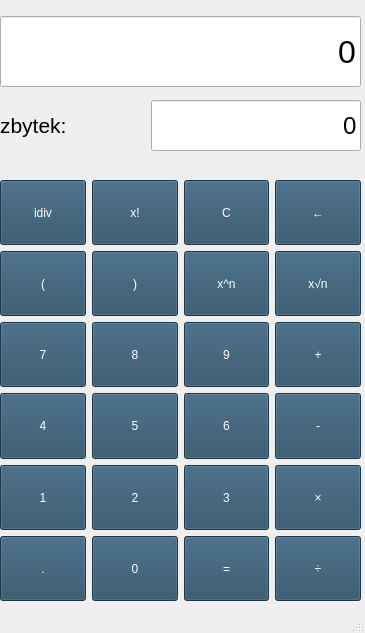
This is src/ui/kalkulacka/mainwindow.ui in Hellman666/ivs_project_2 as Qt 5 draws it before an edit. The edited form follows.
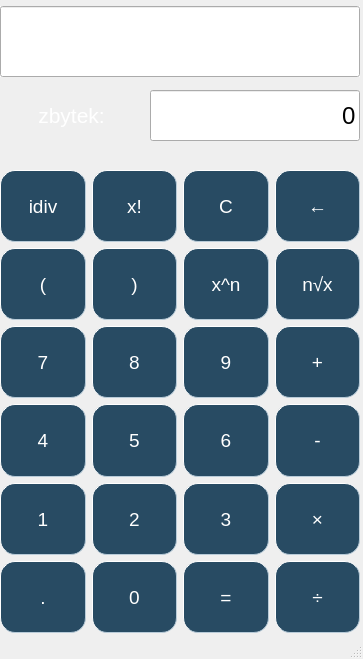
This is the edited form.

Commit message: upraveni ui aplikace

What changed in the file:
```diff
--- a/src/ui/kalkulacka/mainwindow.ui
+++ b/src/ui/kalkulacka/mainwindow.ui
@@ -6,8 +6,8 @@
    <rect>
     <x>0</x>
     <y>0</y>
-    <width>365</width>
-    <height>633</height>
+    <width>363</width>
+    <height>659</height>
    </rect>
   </property>
   <property name="windowTitle">
@@ -18,117 +18,114 @@
     <property name="geometry">
      <rect>
       <x>0</x>
-      <y>180</y>
-      <width>361</width>
-      <height>421</height>
+      <y>170</y>
+      <width>360</width>
+      <height>463</height>
      </rect>
     </property>
     <layout class="QGridLayout" name="gridLayout">
-     <item row="2" column="3">
-      <widget class="QPushButton" name="Plus">
+     <item row="4" column="3">
+      <widget class="QPushButton" name="Mul">
        <property name="sizePolicy">
         <sizepolicy hsizetype="Preferred" vsizetype="Preferred">
          <horstretch>0</horstretch>
          <verstretch>0</verstretch>
         </sizepolicy>
        </property>
-       <property name="styleSheet">
-        <string notr="true">QPushButton {
-	background-color: #284b63;
-	border: 1px	solid grey;
-	padding: 5px;
-	color: white
-}
-
-QPushButton:pressed {
-	background-color: grey;
-	border: 1px	solid grey;
-	padding: 5px;
-}</string>
+       <property name="font">
+        <font>
+         <pointsize>14</pointsize>
+        </font>
        </property>
-       <property name="text">
-        <string>+</string>
-       </property>
-      </widget>
-     </item>
-     <item row="2" column="1">
-      <widget class="QPushButton" name="Number8">
-       <property name="sizePolicy">
-        <sizepolicy hsizetype="Preferred" vsizetype="Preferred">
-         <horstretch>0</horstretch>
-         <verstretch>0</verstretch>
-        </sizepolicy>
-       </property>
        <property name="styleSheet">
         <string notr="true">QPushButton {
 	background-color: #284b63;
-	border: 1px	solid grey;
-	padding: 5px;
-	color: white
+	padding: 10px;
+	color: white;
+	border-style: outset;
+    border-width: 1px;
+    border-radius: 15px;
+    border-color: #b8cbd8;
 }
 
 QPushButton:pressed {
-	background-color: grey;
-	border: 1px	solid grey;
+	background-color: #b8cbd8;
+	border: 1px	solid #b8cbd9;
 	padding: 5px;
 }</string>
        </property>
        <property name="text">
-        <string>8</string>
+        <string>×</string>
        </property>
       </widget>
      </item>
-     <item row="0" column="1">
-      <widget class="QPushButton" name="Fact">
+     <item row="3" column="3">
+      <widget class="QPushButton" name="Minus">
        <property name="sizePolicy">
         <sizepolicy hsizetype="Preferred" vsizetype="Preferred">
          <horstretch>0</horstretch>
          <verstretch>0</verstretch>
         </sizepolicy>
        </property>
+       <property name="font">
+        <font>
+         <pointsize>14</pointsize>
+        </font>
+       </property>
        <property name="styleSheet">
         <string notr="true">QPushButton {
 	background-color: #284b63;
-	border: 1px	solid grey;
-	padding: 5px;
-	color: white
+	padding: 10px;
+	color: white;
+	border-style: outset;
+    border-width: 1px;
+    border-radius: 15px;
+    border-color: #b8cbd8;
 }
 
 QPushButton:pressed {
-	background-color: grey;
-	border: 1px	solid grey;
+	background-color: #b8cbd8;
+	border: 1px	solid #b8cbd9;
 	padding: 5px;
 }</string>
        </property>
        <property name="text">
-        <string>x!</string>
+        <string>-</string>
        </property>
       </widget>
      </item>
-     <item row="0" column="3">
-      <widget class="QPushButton" name="Backspace">
+     <item row="4" column="2">
+      <widget class="QPushButton" name="Number3">
        <property name="sizePolicy">
         <sizepolicy hsizetype="Preferred" vsizetype="Preferred">
          <horstretch>0</horstretch>
          <verstretch>0</verstretch>
         </sizepolicy>
        </property>
+       <property name="font">
+        <font>
+         <pointsize>14</pointsize>
+        </font>
+       </property>
        <property name="styleSheet">
         <string notr="true">QPushButton {
 	background-color: #284b63;
-	border: 1px	solid grey;
-	padding: 5px;
-	color: white
+	padding: 10px;
+	color: white;
+	border-style: outset;
+    border-width: 1px;
+    border-radius: 15px;
+    border-color: #b8cbd8;
 }
 
 QPushButton:pressed {
-	background-color: grey;
-	border: 1px	solid grey;
+	background-color: #b8cbd8;
+	border: 1px	solid #b8cbd9;
 	padding: 5px;
 }</string>
        </property>
        <property name="text">
-        <string>←</string>
+        <string>3</string>
        </property>
       </widget>
      </item>
@@ -140,17 +137,25 @@
          <verstretch>0</verstretch>
         </sizepolicy>
        </property>
+       <property name="font">
+        <font>
+         <pointsize>14</pointsize>
+        </font>
+       </property>
        <property name="styleSheet">
         <string notr="true">QPushButton {
 	background-color: #284b63;
-	border: 1px	solid grey;
-	padding: 5px;
-	color: white
+	padding: 10px;
+	color: white;
+	border-style: outset;
+    border-width: 1px;
+    border-radius: 15px;
+    border-color: #b8cbd8;
 }
 
 QPushButton:pressed {
-	background-color: grey;
-	border: 1px	solid grey;
+	background-color: #b8cbd8;
+	border: 1px	solid #b8cbd9;
 	padding: 5px;
 }</string>
        </property>
@@ -159,117 +164,6 @@
        </property>
       </widget>
      </item>
-     <item row="5" column="3">
-      <widget class="QPushButton" name="Div">
-       <property name="sizePolicy">
-        <sizepolicy hsizetype="Preferred" vsizetype="Preferred">
-         <horstretch>0</horstretch>
-         <verstretch>0</verstretch>
-        </sizepolicy>
-       </property>
-       <property name="styleSheet">
-        <string notr="true">QPushButton {
-	background-color: #284b63;
-	border: 1px	solid grey;
-	padding: 5px;
-	color: white
-}
-
-QPushButton:pressed {
-	background-color: grey;
-	border: 1px	solid grey;
-	padding: 5px;
-}</string>
-       </property>
-       <property name="text">
-        <string>÷</string>
-       </property>
-      </widget>
-     </item>
-     <item row="0" column="2">
-      <widget class="QPushButton" name="Clear">
-       <property name="sizePolicy">
-        <sizepolicy hsizetype="Preferred" vsizetype="Preferred">
-         <horstretch>0</horstretch>
-         <verstretch>0</verstretch>
-        </sizepolicy>
-       </property>
-       <property name="styleSheet">
-        <string notr="true">QPushButton {
-	background-color: #284b63;
-	border: 1px	solid grey;
-	padding: 5px;
-	color: white
-}
-
-QPushButton:pressed {
-	background-color: grey;
-	border: 1px	solid grey;
-	padding: 5px;
-}</string>
-       </property>
-       <property name="text">
-        <string>C</string>
-       </property>
-      </widget>
-     </item>
-     <item row="1" column="0">
-      <widget class="QPushButton" name="Left_bracket">
-       <property name="sizePolicy">
-        <sizepolicy hsizetype="Preferred" vsizetype="Preferred">
-         <horstretch>0</horstretch>
-         <verstretch>0</verstretch>
-        </sizepolicy>
-       </property>
-       <property name="styleSheet">
-        <string notr="true">QPushButton {
-	background-color: #284b63;
-	border: 1px	solid grey;
-	padding: 5px;
-	color: white
-}
-
-QPushButton:pressed {
-	background-color: grey;
-	border: 1px	solid grey;
-	padding: 5px;
-}</string>
-       </property>
-       <property name="text">
-        <string>(</string>
-       </property>
-      </widget>
-     </item>
-     <item row="1" column="3">
-      <widget class="QPushButton" name="Root">
-       <property name="sizePolicy">
-        <sizepolicy hsizetype="Preferred" vsizetype="Preferred">
-         <horstretch>0</horstretch>
-         <verstretch>0</verstretch>
-        </sizepolicy>
-       </property>
-       <property name="mouseTracking">
-        <bool>false</bool>
-       </property>
-       <property name="styleSheet">
-        <string notr="true">QPushButton {
-	background-color: #284b63;
-	border: 1px	solid grey;
-	padding: 5px;
-	color: white
-}
-
-QPushButton:pressed {
-	background-color: grey;
-	border: 1px	solid grey;
-	padding: 5px;
-}</string>
-       </property>
-       <property name="text">
-        <string>x√n</string>
-       </property>
-      </widget>
-     </item>
      <item row="1" column="2">
       <widget class="QPushButton" name="Power">
        <property name="sizePolicy">
@@ -278,17 +172,25 @@
          <verstretch>0</verstretch>
         </sizepolicy>
        </property>
+       <property name="font">
+        <font>
+         <pointsize>14</pointsize>
+        </font>
+       </property>
        <property name="styleSheet">
         <string notr="true">QPushButton {
 	background-color: #284b63;
-	border: 1px	solid grey;
-	padding: 5px;
-	color: white
+	padding: 10px;
+	color: white;
+	border-style: outset;
+    border-width: 1px;
+    border-radius: 15px;
+    border-color: #b8cbd8;
 }
 
 QPushButton:pressed {
-	background-color: grey;
-	border: 1px	solid grey;
+	background-color: #b8cbd8;
+	border: 1px	solid #b8cbd9;
 	padding: 5px;
 }</string>
        </property>
@@ -297,84 +199,38 @@
        </property>
       </widget>
      </item>
-     <item row="4" column="2">
-      <widget class="QPushButton" name="Number3">
+     <item row="4" column="0">
+      <widget class="QPushButton" name="Number1">
        <property name="sizePolicy">
         <sizepolicy hsizetype="Preferred" vsizetype="Preferred">
          <horstretch>0</horstretch>
          <verstretch>0</verstretch>
         </sizepolicy>
        </property>
-       <property name="styleSheet">
-        <string notr="true">QPushButton {
-	background-color: #284b63;
-	border: 1px	solid grey;
-	padding: 5px;
-	color: white
-}
-
-QPushButton:pressed {
-	background-color: grey;
-	border: 1px	solid grey;
-	padding: 5px;
-}</string>
+       <property name="font">
+        <font>
+         <pointsize>14</pointsize>
+        </font>
        </property>
-       <property name="text">
-        <string>3</string>
-       </property>
-      </widget>
-     </item>
-     <item row="5" column="2">
-      <widget class="QPushButton" name="Equals">
-       <property name="sizePolicy">
-        <sizepolicy hsizetype="Preferred" vsizetype="Preferred">
-         <horstretch>0</horstretch>
-         <verstretch>0</verstretch>
-        </sizepolicy>
-       </property>
        <property name="styleSheet">
         <string notr="true">QPushButton {
 	background-color: #284b63;
-	border: 1px	solid grey;
-	padding: 5px;
-	color: white
+	padding: 10px;
+	color: white;
+	border-style: outset;
+    border-width: 1px;
+    border-radius: 15px;
+    border-color: #b8cbd8;
 }
 
 QPushButton:pressed {
-	background-color: grey;
-	border: 1px	solid grey;
+	background-color: #b8cbd8;
+	border: 1px	solid #b8cbd9;
 	padding: 5px;
 }</string>
        </property>
        <property name="text">
-        <string>=</string>
-       </property>
-      </widget>
-     </item>
-     <item row="3" column="2">
-      <widget class="QPushButton" name="Number6">
-       <property name="sizePolicy">
-        <sizepolicy hsizetype="Preferred" vsizetype="Preferred">
-         <horstretch>0</horstretch>
-         <verstretch>0</verstretch>
-        </sizepolicy>
-       </property>
-       <property name="styleSheet">
-        <string notr="true">QPushButton {
-	background-color: #284b63;
-	border: 1px	solid grey;
-	padding: 5px;
-	color: white
-}
-
-QPushButton:pressed {
-	background-color: grey;
-	border: 1px	solid grey;
-	padding: 5px;
-}</string>
-       </property>
-       <property name="text">
-        <string>6</string>
+        <string>1</string>
        </property>
       </widget>
      </item>
@@ -386,17 +242,25 @@
          <verstretch>0</verstretch>
         </sizepolicy>
        </property>
+       <property name="font">
+        <font>
+         <pointsize>14</pointsize>
+        </font>
+       </property>
        <property name="styleSheet">
         <string notr="true">QPushButton {
 	background-color: #284b63;
-	border: 1px	solid grey;
-	padding: 5px;
-	color: white
+	padding: 10px;
+	color: white;
+	border-style: outset;
+    border-width: 1px;
+    border-radius: 15px;
+    border-color: #b8cbd8;
 }
 
 QPushButton:pressed {
-	background-color: grey;
-	border: 1px	solid grey;
+	background-color: #b8cbd8;
+	border: 1px	solid #b8cbd9;
 	padding: 5px;
 }</string>
        </property>
@@ -405,30 +269,111 @@
        </property>
       </widget>
      </item>
-     <item row="4" column="3">
-      <widget class="QPushButton" name="Mul">
+     <item row="1" column="3">
+      <widget class="QPushButton" name="Root">
        <property name="sizePolicy">
         <sizepolicy hsizetype="Preferred" vsizetype="Preferred">
          <horstretch>0</horstretch>
          <verstretch>0</verstretch>
         </sizepolicy>
        </property>
+       <property name="font">
+        <font>
+         <pointsize>14</pointsize>
+        </font>
+       </property>
+       <property name="mouseTracking">
+        <bool>false</bool>
+       </property>
        <property name="styleSheet">
         <string notr="true">QPushButton {
 	background-color: #284b63;
-	border: 1px	solid grey;
+	padding: 10px;
+	color: white;
+	border-style: outset;
+    border-width: 1px;
+    border-radius: 15px;
+    border-color: #b8cbd8;
+}
+
+QPushButton:pressed {
+	background-color: #b8cbd8;
+	border: 1px	solid #b8cbd9;
 	padding: 5px;
-	color: white
+}</string>
+       </property>
+       <property name="text">
+        <string>n√x</string>
+       </property>
+      </widget>
+     </item>
+     <item row="0" column="0">
+      <widget class="QPushButton" name="Idiv">
+       <property name="sizePolicy">
+        <sizepolicy hsizetype="Preferred" vsizetype="Preferred">
+         <horstretch>0</horstretch>
+         <verstretch>0</verstretch>
+        </sizepolicy>
+       </property>
+       <property name="font">
+        <font>
+         <pointsize>14</pointsize>
+        </font>
+       </property>
+       <property name="styleSheet">
+        <string notr="true">QPushButton {
+	background-color: #284b63;
+	padding: 10px;
+	color: white;
+	border-style: outset;
+    border-width: 1px;
+    border-radius: 15px;
+    border-color: #b8cbd8;
 }
 
 QPushButton:pressed {
-	background-color: grey;
-	border: 1px	solid grey;
+	background-color: #b8cbd8;
+	border: 1px	solid #b8cbd9;
 	padding: 5px;
 }</string>
        </property>
        <property name="text">
-        <string>×</string>
+        <string>idiv</string>
+       </property>
+      </widget>
+     </item>
+     <item row="1" column="0">
+      <widget class="QPushButton" name="Left_bracket">
+       <property name="sizePolicy">
+        <sizepolicy hsizetype="Preferred" vsizetype="Preferred">
+         <horstretch>0</horstretch>
+         <verstretch>0</verstretch>
+        </sizepolicy>
+       </property>
+       <property name="font">
+        <font>
+         <pointsize>14</pointsize>
+        </font>
+       </property>
+       <property name="styleSheet">
+        <string notr="true">QPushButton {
+	background-color: #284b63;
+	padding: 10px;
+	color: white;
+	border-style: outset;
+    border-width: 1px;
+    border-radius: 15px;
+    border-color: #b8cbd8;
+}
+
+QPushButton:pressed {
+	background-color: #b8cbd8;
+	border: 1px	solid #b8cbd9;
+	padding: 5px;
+}</string>
+       </property>
+       <property name="text">
+        <string>(</string>
        </property>
       </widget>
      </item>
@@ -440,17 +385,25 @@
          <verstretch>0</verstretch>
         </sizepolicy>
        </property>
+       <property name="font">
+        <font>
+         <pointsize>14</pointsize>
+        </font>
+       </property>
        <property name="styleSheet">
         <string notr="true">QPushButton {
 	background-color: #284b63;
-	border: 1px	solid grey;
-	padding: 5px;
-	color: white
+	padding: 10px;
+	color: white;
+	border-style: outset;
+    border-width: 1px;
+    border-radius: 15px;
+    border-color: #b8cbd8;
 }
 
 QPushButton:pressed {
-	background-color: grey;
-	border: 1px	solid grey;
+	background-color: #b8cbd8;
+	border: 1px	solid #b8cbd9;
 	padding: 5px;
 }</string>
        </property>
@@ -459,6 +412,251 @@
        </property>
       </widget>
      </item>
+     <item row="2" column="1">
+      <widget class="QPushButton" name="Number8">
+       <property name="sizePolicy">
+        <sizepolicy hsizetype="Preferred" vsizetype="Preferred">
+         <horstretch>0</horstretch>
+         <verstretch>0</verstretch>
+        </sizepolicy>
+       </property>
+       <property name="font">
+        <font>
+         <pointsize>14</pointsize>
+        </font>
+       </property>
+       <property name="styleSheet">
+        <string notr="true">QPushButton {
+	background-color: #284b63;
+	padding: 10px;
+	color: white;
+	border-style: outset;
+    border-width: 1px;
+    border-radius: 15px;
+    border-color: #b8cbd8;
+}
+
+QPushButton:pressed {
+	background-color: #b8cbd8;
+	border: 1px	solid #b8cbd9;
+	padding: 5px;
+}</string>
+       </property>
+       <property name="text">
+        <string>8</string>
+       </property>
+      </widget>
+     </item>
+     <item row="5" column="2">
+      <widget class="QPushButton" name="Equals">
+       <property name="sizePolicy">
+        <sizepolicy hsizetype="Preferred" vsizetype="Preferred">
+         <horstretch>0</horstretch>
+         <verstretch>0</verstretch>
+        </sizepolicy>
+       </property>
+       <property name="font">
+        <font>
+         <pointsize>14</pointsize>
+        </font>
+       </property>
+       <property name="styleSheet">
+        <string notr="true">QPushButton {
+	background-color: #284b63;
+	padding: 10px;
+	color: white;
+	border-style: outset;
+    border-width: 1px;
+    border-radius: 15px;
+    border-color: #b8cbd8;
+}
+
+QPushButton:pressed {
+	background-color: #b8cbd8;
+	border: 1px	solid #b8cbd9;
+	padding: 5px;
+}</string>
+       </property>
+       <property name="text">
+        <string>=</string>
+       </property>
+      </widget>
+     </item>
+     <item row="0" column="3">
+      <widget class="QPushButton" name="Backspace">
+       <property name="sizePolicy">
+        <sizepolicy hsizetype="Preferred" vsizetype="Preferred">
+         <horstretch>0</horstretch>
+         <verstretch>0</verstretch>
+        </sizepolicy>
+       </property>
+       <property name="font">
+        <font>
+         <pointsize>14</pointsize>
+        </font>
+       </property>
+       <property name="styleSheet">
+        <string notr="true">QPushButton {
+	background-color: #284b63;
+	padding: 10px;
+	color: white;
+	border-style: outset;
+    border-width: 1px;
+    border-radius: 15px;
+    border-color: #b8cbd8;
+}
+
+QPushButton:pressed {
+	background-color: #b8cbd8;
+	border: 1px	solid #b8cbd9;
+	padding: 5px;
+}</string>
+       </property>
+       <property name="text">
+        <string>←</string>
+       </property>
+      </widget>
+     </item>
+     <item row="5" column="3">
+      <widget class="QPushButton" name="Div">
+       <property name="sizePolicy">
+        <sizepolicy hsizetype="Preferred" vsizetype="Preferred">
+         <horstretch>0</horstretch>
+         <verstretch>0</verstretch>
+        </sizepolicy>
+       </property>
+       <property name="font">
+        <font>
+         <pointsize>14</pointsize>
+        </font>
+       </property>
+       <property name="styleSheet">
+        <string notr="true">QPushButton {
+	background-color: #284b63;
+	padding: 10px;
+	color: white;
+	border-style: outset;
+    border-width: 1px;
+    border-radius: 15px;
+    border-color: #b8cbd8;
+}
+
+QPushButton:pressed {
+	background-color: #b8cbd8;
+	border: 1px	solid #b8cbd9;
+	padding: 5px;
+}</string>
+       </property>
+       <property name="text">
+        <string>÷</string>
+       </property>
+      </widget>
+     </item>
+     <item row="3" column="2">
+      <widget class="QPushButton" name="Number6">
+       <property name="sizePolicy">
+        <sizepolicy hsizetype="Preferred" vsizetype="Preferred">
+         <horstretch>0</horstretch>
+         <verstretch>0</verstretch>
+        </sizepolicy>
+       </property>
+       <property name="font">
+        <font>
+         <pointsize>14</pointsize>
+        </font>
+       </property>
+       <property name="styleSheet">
+        <string notr="true">QPushButton {
+	background-color: #284b63;
+	padding: 10px;
+	color: white;
+	border-style: outset;
+    border-width: 1px;
+    border-radius: 15px;
+    border-color: #b8cbd8;
+}
+
+QPushButton:pressed {
+	background-color: #b8cbd8;
+	border: 1px	solid #b8cbd9;
+	padding: 5px;
+}</string>
+       </property>
+       <property name="text">
+        <string>6</string>
+       </property>
+      </widget>
+     </item>
+     <item row="2" column="3">
+      <widget class="QPushButton" name="Plus">
+       <property name="sizePolicy">
+        <sizepolicy hsizetype="Preferred" vsizetype="Preferred">
+         <horstretch>0</horstretch>
+         <verstretch>0</verstretch>
+        </sizepolicy>
+       </property>
+       <property name="font">
+        <font>
+         <pointsize>14</pointsize>
+        </font>
+       </property>
+       <property name="styleSheet">
+        <string notr="true">QPushButton {
+	background-color: #284b63;
+	padding: 10px;
+	color: white;
+	border-style: outset;
+    border-width: 1px;
+    border-radius: 15px;
+    border-color: #b8cbd8;
+}
+
+QPushButton:pressed {
+	background-color: #b8cbd8;
+	border: 1px	solid #b8cbd9;
+	padding: 5px;
+}</string>
+       </property>
+       <property name="text">
+        <string>+</string>
+       </property>
+      </widget>
+     </item>
+     <item row="0" column="1">
+      <widget class="QPushButton" name="Fact">
+       <property name="sizePolicy">
+        <sizepolicy hsizetype="Preferred" vsizetype="Preferred">
+         <horstretch>0</horstretch>
+         <verstretch>0</verstretch>
+        </sizepolicy>
+       </property>
+       <property name="font">
+        <font>
+         <pointsize>14</pointsize>
+        </font>
+       </property>
+       <property name="styleSheet">
+        <string notr="true">QPushButton {
+	background-color: #284b63;
+	padding: 10px;
+	color: white;
+	border-style: outset;
+    border-width: 1px;
+    border-radius: 15px;
+    border-color: #b8cbd8;
+}
+
+QPushButton:pressed {
+	background-color: #b8cbd8;
+	border: 1px	solid #b8cbd9;
+	padding: 5px;
+}</string>
+       </property>
+       <property name="text">
+        <string>x!</string>
+       </property>
+      </widget>
+     </item>
      <item row="5" column="1">
       <widget class="QPushButton" name="Number0">
        <property name="sizePolicy">
@@ -467,17 +665,25 @@
          <verstretch>0</verstretch>
         </sizepolicy>
        </property>
+       <property name="font">
+        <font>
+         <pointsize>14</pointsize>
+        </font>
+       </property>
        <property name="styleSheet">
         <string notr="true">QPushButton {
 	background-color: #284b63;
-	border: 1px	solid grey;
-	padding: 5px;
-	color: white
+	padding: 10px;
+	color: white;
+	border-style: outset;
+    border-width: 1px;
+    border-radius: 15px;
+    border-color: #b8cbd8;
 }
 
 QPushButton:pressed {
-	background-color: grey;
-	border: 1px	solid grey;
+	background-color: #b8cbd8;
+	border: 1px	solid #b8cbd9;
 	padding: 5px;
 }</string>
        </property>
@@ -486,6 +692,41 @@
        </property>
       </widget>
      </item>
+     <item row="2" column="2">
+      <widget class="QPushButton" name="Number9">
+       <property name="sizePolicy">
+        <sizepolicy hsizetype="Preferred" vsizetype="Preferred">
+         <horstretch>0</horstretch>
+         <verstretch>0</verstretch>
+        </sizepolicy>
+       </property>
+       <property name="font">
+        <font>
+         <pointsize>14</pointsize>
+        </font>
+       </property>
+       <property name="styleSheet">
+        <string notr="true">QPushButton {
+	background-color: #284b63;
+	padding: 10px;
+	color: white;
+	border-style: outset;
+    border-width: 1px;
+    border-radius: 15px;
+    border-color: #b8cbd8;
+}
+
+QPushButton:pressed {
+	background-color: #b8cbd8;
+	border: 1px	solid #b8cbd9;
+	padding: 5px;
+}</string>
+       </property>
+       <property name="text">
+        <string>9</string>
+       </property>
+      </widget>
+     </item>
      <item row="5" column="0">
       <widget class="QPushButton" name="Dot">
        <property name="sizePolicy">
@@ -494,17 +735,25 @@
          <verstretch>0</verstretch>
         </sizepolicy>
        </property>
+       <property name="font">
+        <font>
+         <pointsize>14</pointsize>
+        </font>
+       </property>
        <property name="styleSheet">
         <string notr="true">QPushButton {
 	background-color: #284b63;
-	border: 1px	solid grey;
-	padding: 5px;
-	color: white
+	padding: 10px;
+	color: white;
+	border-style: outset;
+    border-width: 1px;
+    border-radius: 15px;
+    border-color: #b8cbd8;
 }
 
 QPushButton:pressed {
-	background-color: grey;
-	border: 1px	solid grey;
+	background-color: #b8cbd8;
+	border: 1px	solid #b8cbd9;
 	padding: 5px;
 }</string>
        </property>
@@ -513,60 +762,6 @@
        </property>
       </widget>
      </item>
-     <item row="1" column="1">
-      <widget class="QPushButton" name="Right_bracket">
-       <property name="sizePolicy">
-        <sizepolicy hsizetype="Preferred" vsizetype="Preferred">
-         <horstretch>0</horstretch>
-         <verstretch>0</verstretch>
-        </sizepolicy>
-       </property>
-       <property name="styleSheet">
-        <string notr="true">QPushButton {
-	background-color: #284b63;
-	border: 1px	solid grey;
-	padding: 5px;
-	color: white
-}
-
-QPushButton:pressed {
-	background-color: grey;
-	border: 1px	solid grey;
-	padding: 5px;
-}</string>
-       </property>
-       <property name="text">
-        <string>)</string>
-       </property>
-      </widget>
-     </item>
-     <item row="4" column="0">
-      <widget class="QPushButton" name="Number1">
-       <property name="sizePolicy">
-        <sizepolicy hsizetype="Preferred" vsizetype="Preferred">
-         <horstretch>0</horstretch>
-         <verstretch>0</verstretch>
-        </sizepolicy>
-       </property>
-       <property name="styleSheet">
-        <string notr="true">QPushButton {
-	background-color: #284b63;
-	border: 1px	solid grey;
-	padding: 5px;
-	color: white
-}
-
-QPushButton:pressed {
-	background-color: grey;
-	border: 1px	solid grey;
-	padding: 5px;
-}</string>
-       </property>
-       <property name="text">
-        <string>1</string>
-       </property>
-      </widget>
-     </item>
      <item row="4" column="1">
       <widget class="QPushButton" name="Number2">
        <property name="sizePolicy">
@@ -575,17 +770,25 @@
          <verstretch>0</verstretch>
         </sizepolicy>
        </property>
+       <property name="font">
+        <font>
+         <pointsize>14</pointsize>
+        </font>
+       </property>
        <property name="styleSheet">
         <string notr="true">QPushButton {
 	background-color: #284b63;
-	border: 1px	solid grey;
-	padding: 5px;
-	color: white
+	padding: 10px;
+	color: white;
+	border-style: outset;
+    border-width: 1px;
+    border-radius: 15px;
+    border-color: #b8cbd8;
 }
 
 QPushButton:pressed {
-	background-color: grey;
-	border: 1px	solid grey;
+	background-color: #b8cbd8;
+	border: 1px	solid #b8cbd9;
 	padding: 5px;
 }</string>
        </property>
@@ -594,84 +797,73 @@
        </property>
       </widget>
      </item>
-     <item row="2" column="2">
-      <widget class="QPushButton" name="Number9">
+     <item row="1" column="1">
+      <widget class="QPushButton" name="Right_bracket">
        <property name="sizePolicy">
         <sizepolicy hsizetype="Preferred" vsizetype="Preferred">
          <horstretch>0</horstretch>
          <verstretch>0</verstretch>
         </sizepolicy>
        </property>
-       <property name="styleSheet">
-        <string notr="true">QPushButton {
-	background-color: #284b63;
-	border: 1px	solid grey;
-	padding: 5px;
-	color: white
-}
-
-QPushButton:pressed {
-	background-color: grey;
-	border: 1px	solid grey;
-	padding: 5px;
-}</string>
+       <property name="font">
+        <font>
+         <pointsize>14</pointsize>
+        </font>
        </property>
-       <property name="text">
-        <string>9</string>
-       </property>
-      </widget>
-     </item>
-     <item row="3" column="3">
-      <widget class="QPushButton" name="Minus">
-       <property name="sizePolicy">
-        <sizepolicy hsizetype="Preferred" vsizetype="Preferred">
-         <horstretch>0</horstretch>
-         <verstretch>0</verstretch>
-        </sizepolicy>
-       </property>
        <property name="styleSheet">
         <string notr="true">QPushButton {
 	background-color: #284b63;
-	border: 1px	solid grey;
-	padding: 5px;
-	color: white
+	padding: 10px;
+	color: white;
+	border-style: outset;
+    border-width: 1px;
+    border-radius: 15px;
+    border-color: #b8cbd8;
 }
 
 QPushButton:pressed {
-	background-color: grey;
-	border: 1px	solid grey;
+	background-color: #b8cbd8;
+	border: 1px	solid #b8cbd9;
 	padding: 5px;
 }</string>
        </property>
        <property name="text">
-        <string>-</string>
+        <string>)</string>
        </property>
       </widget>
      </item>
-     <item row="0" column="0">
-      <widget class="QPushButton" name="Idiv">
+     <item row="0" column="2">
+      <widget class="QPushButton" name="Clear">
        <property name="sizePolicy">
         <sizepolicy hsizetype="Preferred" vsizetype="Preferred">
          <horstretch>0</horstretch>
          <verstretch>0</verstretch>
         </sizepolicy>
        </property>
+       <property name="font">
+        <font>
+         <pointsize>14</pointsize>
+        </font>
+       </property>
        <property name="styleSheet">
         <string notr="true">QPushButton {
 	background-color: #284b63;
-	border: 1px	solid grey;
-	padding: 5px;
-	color: white
+	padding: 10px;
+	color: white;
+	border-style: outset;
+    border-width: 1px;
+    border-radius: 15px;
+    border-color: #b8cbd8;
 }
 
 QPushButton:pressed {
-	background-color: grey;
-	border: 1px	solid grey;
+	background-color: #b8cbd8;
+	border: 1px	solid #b8cbd9;
 	padding: 5px;
 }</string>
        </property>
        <property name="text">
-        <string>idiv</string>
+        <string>C</string>
        </property>
       </widget>
      </item>
@@ -681,8 +873,8 @@
     <property name="geometry">
      <rect>
       <x>0</x>
-      <y>16</y>
-      <width>361</width>
+      <y>6</y>
+      <width>360</width>
       <height>71</height>
      </rect>
     </property>
@@ -701,15 +893,13 @@
         </font>
        </property>
        <property name="autoFillBackground">
-        <bool>false</bool>
+        <bool>true</bool>
        </property>
        <property name="styleSheet">
-        <string notr="true">QLine {
-	background-color: red
-}</string>
+        <string notr="true"/>
        </property>
        <property name="text">
-        <string>0</string>
+        <string/>
        </property>
        <property name="alignment">
         <set>Qt::AlignRight|Qt::AlignTrailing|Qt::AlignVCenter</set>
@@ -722,8 +912,8 @@
     <property name="geometry">
      <rect>
       <x>0</x>
-      <y>100</y>
-      <width>361</width>
+      <y>90</y>
+      <width>360</width>
       <height>51</height>
      </rect>
     </property>
@@ -741,9 +931,17 @@
          <pointsize>16</pointsize>
         </font>
        </property>
+       <property name="styleSheet">
+        <string notr="true">QLabel{
+	color: white;
+}</string>
+       </property>
        <property name="text">
         <string>zbytek:</string>
        </property>
+       <property name="alignment">
+        <set>Qt::AlignCenter</set>
+       </property>
       </widget>
      </item>
      <item>
@@ -760,11 +958,7 @@
         </font>
        </property>
        <property name="styleSheet">
-        <string notr="true">QRestLine {
-	background-color: yellow;
-	border: 1px	solid red;
-	color: #284b63;
-}</string>
+        <string notr="true"/>
        </property>
        <property name="text">
         <string>0</string>
```
The commit also changes 3 other files.
